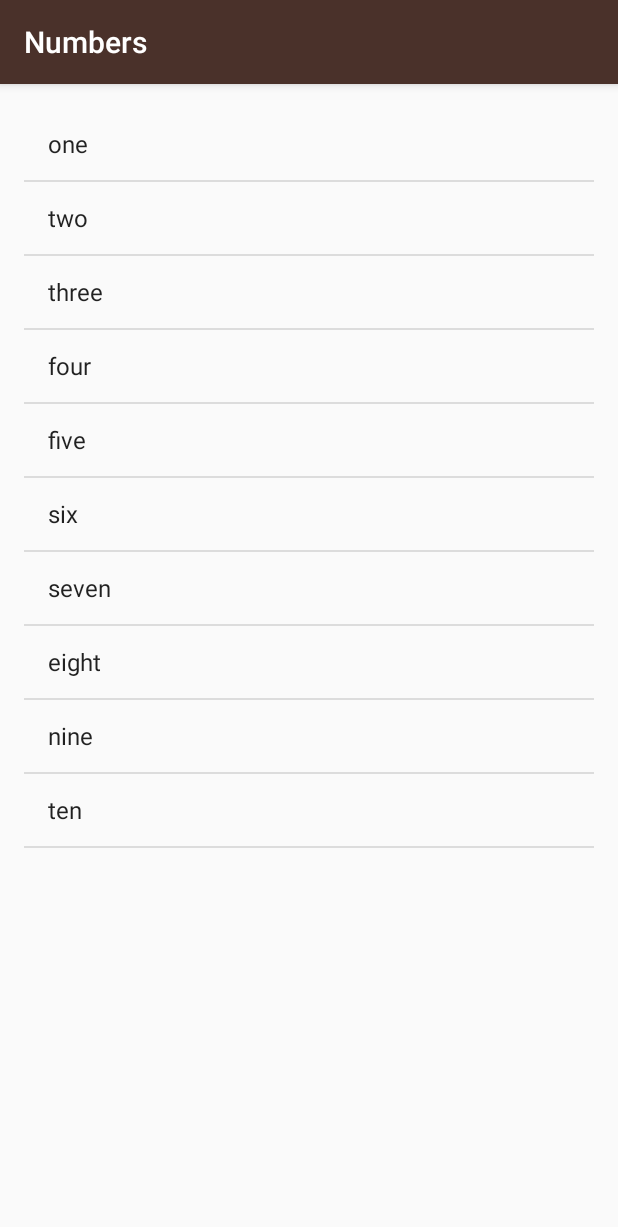
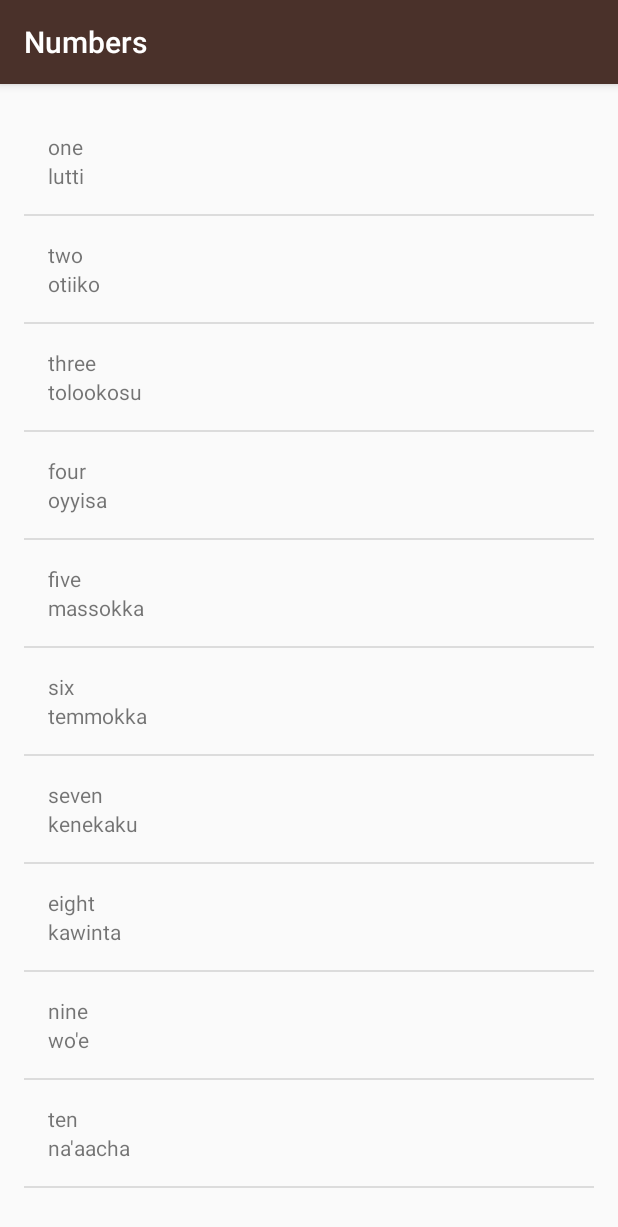
Before and after one commit to ferfischer/Miwok, an Android app: the NumbersActivity screen opened directly, with no data from a screen before it, on a phone screen of 412 x 824 dp. Shown: the top 1227 px of the screen. Run offline under Robolectric (Android 15) with nearby library versions, the phone set to English and light mode, and no system bars.

Commit message:
Creating a custom ArrayAdapter: WordAdapter

```diff
--- a/app/src/main/java/com/example/android/miwok/NumbersActivity.java
+++ b/app/src/main/java/com/example/android/miwok/NumbersActivity.java
@@ -2,7 +2,6 @@ package com.example.android.miwok;
 
 import android.os.Bundle;
 import android.support.v7.app.AppCompatActivity;
-import android.widget.ArrayAdapter;
 import android.widget.ListView;
 
 import java.util.ArrayList;
@@ -35,18 +34,18 @@ public class NumbersActivity extends AppCompatActivity {
         Log.v("NumbersActivity", "Word at index 4: " + words[4]);
         */
 
-        /* Usando arraylist */
-        ArrayList<String>  words = new ArrayList<String>();
-        words.add("one");
-        words.add("two");
-        words.add("three");
-        words.add("four");
-        words.add("five");
-        words.add("six");
-        words.add("seven");
-        words.add("eight");
-        words.add("nine");
-        words.add("ten");
+        /* Usando arraylist of Word */
+        ArrayList<Word>  words = new ArrayList<Word>();
+        words.add( new Word("one","lutti" ) );
+        words.add( new Word("two","otiiko" ) );
+        words.add( new Word("three","tolookosu" ) );
+        words.add( new Word("four","oyyisa" ) );
+        words.add( new Word("five","massokka" ) );
+        words.add( new Word("six","temmokka" ) );
+        words.add( new Word("seven","kenekaku" ) );
+        words.add( new Word("eight","kawinta" ) );
+        words.add( new Word("nine","wo'e" ) );
+        words.add( new Word("ten","na'aacha" ) );
 
 /*       LinearLayout rootView = (LinearLayout) findViewById(R.id.rootView);
 
@@ -60,11 +59,11 @@ public class NumbersActivity extends AppCompatActivity {
 
         }
 */
-        ArrayAdapter<String> itemsAdapter = new ArrayAdapter<String>(this, android.R.layout.simple_list_item_1, words);
+        WordAdapter adapter = new WordAdapter(this, words);
 
         ListView listView = (ListView) findViewById(R.id.list);
 
-        listView.setAdapter(itemsAdapter);
+        listView.setAdapter(adapter);
 
 
     }
--- /dev/null
+++ b/app/src/main/java/com/example/android/miwok/Word.java
@@ -0,0 +1,33 @@
+package com.example.android.miwok;
+
+/**
+ * Created by fernandofischer on 26/04/17.
+ */
+
+public class Word {
+
+    private String miwokWord;
+    private String defaultWord;
+
+    public Word(String miwokWord, String defaultWord)
+    {
+        this.miwokWord = miwokWord;
+        this.defaultWord = defaultWord;
+    }
+
+    public void setMiwokWord(String miwokWord) {
+        this.miwokWord = miwokWord;
+    }
+
+    public String getMiwokWord() {
+        return miwokWord;
+    }
+
+    public void setDefaultWord(String defaultWord) {
+        this.defaultWord = defaultWord;
+    }
+
+    public String getDefaultWord() {
+        return defaultWord;
+    }
+}
--- /dev/null
+++ b/app/src/main/java/com/example/android/miwok/WordAdapter.java
@@ -0,0 +1,66 @@
+package com.example.android.miwok;
+
+import android.content.Context;
+import android.support.annotation.NonNull;
+import android.view.LayoutInflater;
+import android.view.View;
+import android.view.ViewGroup;
+import android.widget.ArrayAdapter;
+import android.widget.TextView;
+
+import java.util.List;
+
+/**
+ * Created by fernandofischer on 03/05/17.
+ */
+
+public class WordAdapter extends ArrayAdapter<Word> {
+
+
+    public WordAdapter(Context context, List objects) {
+        super(context, 0, objects);
+    }
+
+
+    /**
+     * Provides a view for an AdapterView (ListView, GridView, etc.)
+     *
+     * @param position The position in the list of data that should be displayed in the
+     *                 list item view.
+     * @param convertView The recycled view to populate.
+     * @param parent The parent ViewGroup that is used for inflation.
+     * @return The View for the position in the AdapterView.
+     */
+    @NonNull
+    @Override
+    public View getView(int position, View convertView, ViewGroup parent) {
+
+        // Check if the existing view is being reused, otherwise inflate the view
+        View listItemView = convertView;
+        if(listItemView == null) {
+            listItemView = LayoutInflater.from(getContext()).inflate(
+                    R.layout.list_item, parent, false);
+        }
+
+        // Get the {@link Word} object located at this position in the list
+        Word currentWord = getItem(position);
+
+        // Find the TextView in the list_item.xml layout with the ID miwok_text_view
+        TextView miwokTextView = (TextView) listItemView.findViewById(R.id.miwok_text_view);
+        // Get the miwok word from the current Word object and
+        // set this text on the name TextView
+        miwokTextView.setText(currentWord.getMiwokWord());
+
+        // Find the TextView in the list_item.xml layout with the ID english_text_view
+        TextView englishTextView = (TextView) listItemView.findViewById(R.id.english_text_view);
+        // Get the english word from the current Word object and
+        // set this text on the number TextView
+        englishTextView.setText(currentWord.getDefaultWord());
+
+        // Return the whole list item layout (containing 2 TextViews)
+        // so that it can be shown in the ListView
+        return listItemView;
+
+        //return super.getView(position, convertView, parent);
+    }
+}
```
